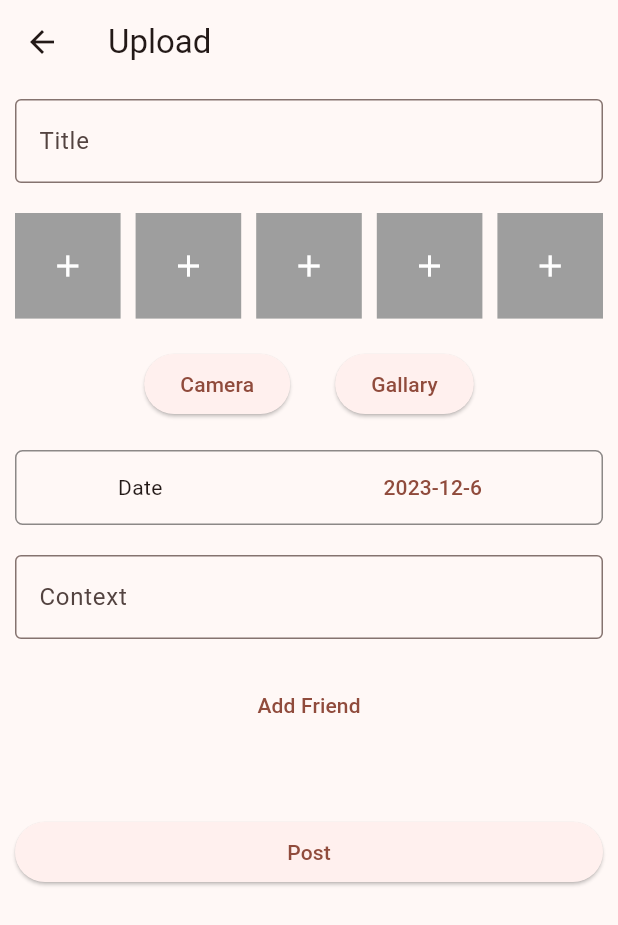
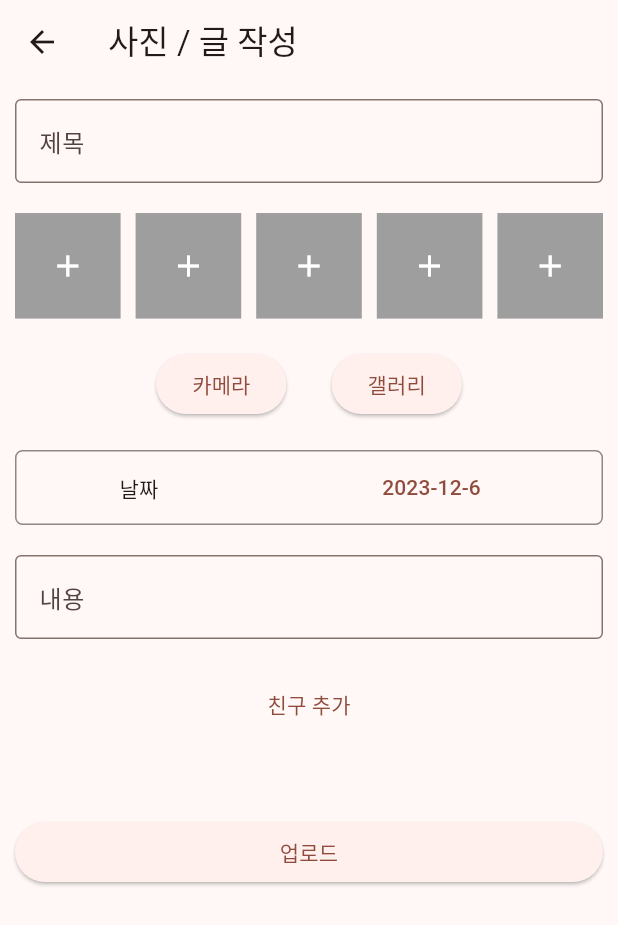
Before and after one commit to 22nd-Hoondong/Re-Frame, a Flutter app: the UploadScreen screen opened directly, on a phone screen of 412 x 824 dp. Shown: the top 925 px of the screen. Run offline on Flutter 3.47's test engine with Material 3 defaults, Android fonts, the phone set to English and light mode, and no system bars; our stand-ins replace cloud_firestore, equatable, firebase_auth, firebase_core, firebase_storage, google_sign_in and 3 more; accounts and stored records are empty; generated files the repository leaves out were written again; Roboto replaces fonts that are missing (GowunDodum).

Commit message:
#51: fix english to korean

```diff
--- a/lib/Pages/upload.dart
+++ b/lib/Pages/upload.dart
@@ -45,7 +45,7 @@ class _UploadScreenState extends State<UploadScreen> {
   Widget build(BuildContext context) {
     return Scaffold(
       appBar: AppBar(
-        title: const Text('Upload'),
+        title: const Text('사진 / 글 작성'),
       ),
       body: Padding(
         padding: const EdgeInsets.all(10.0),
@@ -56,7 +56,7 @@ class _UploadScreenState extends State<UploadScreen> {
               TextField(
                 controller: _titleEditController,
                 decoration: const InputDecoration(
-                    border: OutlineInputBorder(), labelText: 'Title'),
+                    border: OutlineInputBorder(), labelText: '제목'),
               ),
               const SizedBox(
                 height: 20,
@@ -94,7 +94,7 @@ class _UploadScreenState extends State<UploadScreen> {
                           selected++;
                         });
                       },
-                      child: const Text('Camera')),
+                      child: const Text('카메라')),
                   const SizedBox(
                     width: 30,
                   ),
@@ -105,7 +105,7 @@ class _UploadScreenState extends State<UploadScreen> {
                           selected++;
                         });
                       },
-                      child: const Text('Gallary')),
+                      child: const Text('갤러리')),
                 ],
               ),
               const SizedBox(
@@ -118,7 +118,7 @@ class _UploadScreenState extends State<UploadScreen> {
                 child: Row(
                   mainAxisAlignment: MainAxisAlignment.spaceAround,
                   children: [
-                    const Text('Date'),
+                    const Text('날짜'),
                     TextButton(
                       onPressed: () async {
                         final selectedDate = await showDatePicker(
@@ -145,7 +145,7 @@ class _UploadScreenState extends State<UploadScreen> {
                 controller: _contentEditController,
                 maxLines: null,
                 decoration: const InputDecoration(
-                    border: OutlineInputBorder(), labelText: 'Context'),
+                    border: OutlineInputBorder(), labelText: '내용'),
               ),
               const SizedBox(
                 height: 20,
@@ -154,7 +154,7 @@ class _UploadScreenState extends State<UploadScreen> {
                 stream: UploadScreen.bloc.stream,
                 builder: (BuildContext context, AsyncSnapshot snapshot) {
                   return TextButton(
-                    child: Text('Add Friend'),
+                    child: Text('친구 추가'),
                     onPressed: () {
                       if (snapshot.hasData) {
                         var friendList = snapshot.data as List<FriendInfo>;
@@ -169,7 +169,7 @@ class _UploadScreenState extends State<UploadScreen> {
                                   color: const Color(0xffFFC1B4),
                                   child: const Center(
                                     child: Text(
-                                      'Your friend list',
+                                      '친구 목록',
                                       style: TextStyle(color: Colors.white),
                                       textAlign: TextAlign.center,
                                     ),
@@ -207,7 +207,7 @@ class _UploadScreenState extends State<UploadScreen> {
                               color: const Color(0xffFFC1B4),
                               child: const Center(
                                 child: Text(
-                                  'You have no Friend',
+                                  '친구가 없습니다!',
                                   style: TextStyle(color: Colors.white),
                                   textAlign: TextAlign.center,
                                 ),
@@ -252,12 +252,12 @@ class _UploadScreenState extends State<UploadScreen> {
                           return AlertDialog(
                             content: const Padding(
                               padding: EdgeInsets.only(top: 15.0),
-                              child: Text('The title or photo must be created.', style: TextStyle(fontSize: 15),),
+                              child: Text('제목과 사진은 필수입니다!', style: TextStyle(fontSize: 15),),
                             ),
                             actions: [
                               Center(
                                 child: TextButton(
-                                  child: const Text('Yes'),
+                                  child: const Text('알겠습니다.'),
                                   onPressed: (){
                                     Navigator.pop(context);
                                   },
@@ -301,7 +301,7 @@ class _UploadScreenState extends State<UploadScreen> {
                       Navigator.pop(context);
                     }
                   },
-                  child: const Text('Post'),
+                  child: const Text('업로드'),
                 ),
               ),
             ],
```
